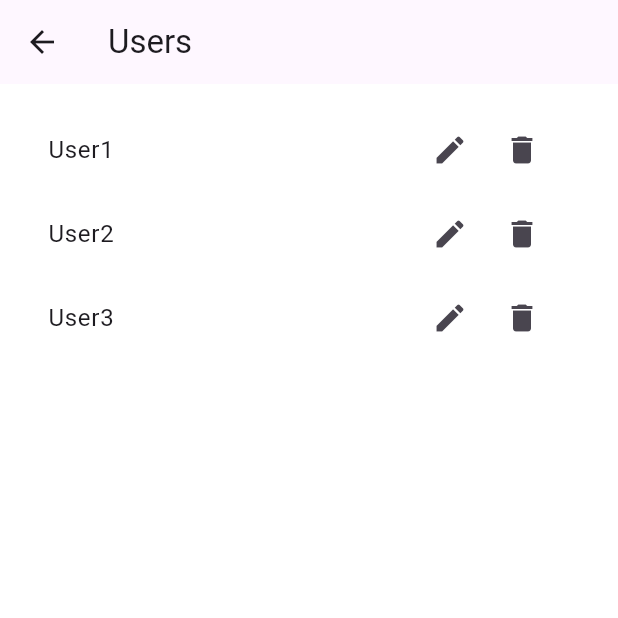
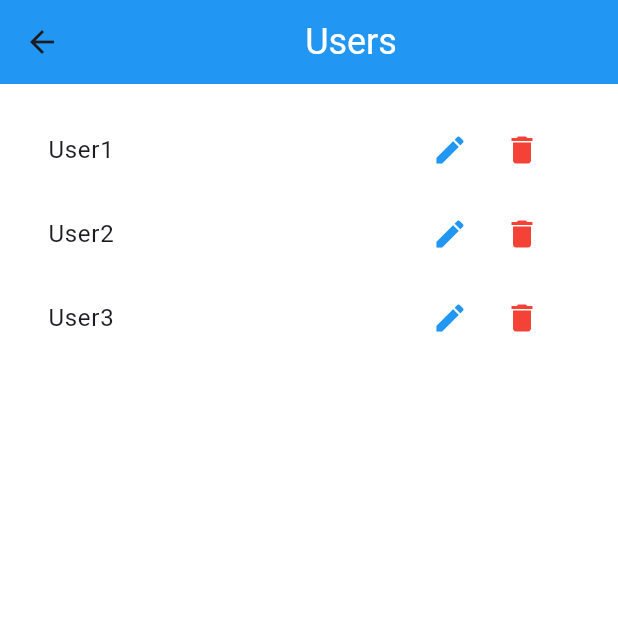
Before and after one commit to rithishsv/Emergify, a Flutter app: the AdminHomePage screen opened directly, after a tap on "View Users", on a phone screen of 412 x 824 dp, the top half of it. Run offline on Flutter 3.47's test engine with Material 3 defaults, Android fonts, the phone set to English and light mode, and no system bars; our stand-ins replace cloud_firestore, firebase_auth, firebase_core, firebase_messaging, shared_preferences; accounts and stored records are empty.

Commit message:
Admin home page added

```diff
--- a/lib/pages/admin_home.dart
+++ b/lib/pages/admin_home.dart
@@ -6,6 +6,10 @@ import 'user_manual.dart'; // Import the UserManualPage
 import 'logout_page.dart'; // Import the LogoutPage
 import 'report_emergency.dart'; // Import the ReportEmergencyPage
 import 'update_profile_page.dart'; // Import the UpdateProfilePage
+
+void main() {
+  runApp(MyApp());
+}
 
 class MyApp extends StatelessWidget {
   @override
@@ -25,42 +29,146 @@ class AdminHomePage extends StatelessWidget {
   Widget build(BuildContext context) {
     return Scaffold(
       appBar: AppBar(
-        title: Text('Admin Home'),
+        backgroundColor: Colors.blue, // Set the background color to blue
+        title: Center(
+          child: Text(
+            'Admin Home', // Title of the AppBar
+            style: TextStyle(color: Colors.white, fontSize: 24), // White color for the title text
           ),
-      body: Padding(
-        padding: const EdgeInsets.all(16.0),
+        ),
+      ),
+      body: Center(
+        child: Padding(
+          padding: const EdgeInsets.all(20.0),
           child: Column(
             mainAxisAlignment: MainAxisAlignment.center,
             children: [
+              Image.asset(
+                'assets/emergify_logo.png', // Use the logo image
+                height: 100.0,
+              ),
+              SizedBox(height: 20),
               ElevatedButton(
+                style: ElevatedButton.styleFrom(
+                  backgroundColor: Colors.blue, // Background color
+                  foregroundColor: Colors.white, // Text color
+                  minimumSize: Size(double.infinity, 50), // Full-width button
+                  shape: RoundedRectangleBorder(
+                    borderRadius: BorderRadius.circular(10),
+                  ),
+                ),
                 onPressed: () {
                   Navigator.push(
                     context,
                     MaterialPageRoute(builder: (context) => EmergencyReportsPage()),
                   );
                 },
-              child: Text('View Emergency Reports'),
+                child: Text('View Emergency Reports', style: TextStyle(fontSize: 18)),
               ),
               SizedBox(height: 20),
               ElevatedButton(
+                style: ElevatedButton.styleFrom(
+                  backgroundColor: Colors.blue, // Background color
+                  foregroundColor: Colors.white, // Text color
+                  minimumSize: Size(double.infinity, 50), // Full-width button
+                  shape: RoundedRectangleBorder(
+                    borderRadius: BorderRadius.circular(10),
+                  ),
+                ),
                 onPressed: () {
                   Navigator.push(
                     context,
                     MaterialPageRoute(builder: (context) => UsersPage()),
                   );
                 },
-              child: Text('View Users'),
+                child: Text('View Users', style: TextStyle(fontSize: 18)),
               ),
               SizedBox(height: 20),
               ElevatedButton(
+                style: ElevatedButton.styleFrom(
+                  backgroundColor: Colors.blue, // Background color
+                  foregroundColor: Colors.white, // Text color
+                  minimumSize: Size(double.infinity, 50), // Full-width button
+                  shape: RoundedRectangleBorder(
+                    borderRadius: BorderRadius.circular(10),
+                  ),
+                ),
                 onPressed: () {
-                // TODO: Implement delete users functionality
-                print('Delete Users');
+                  Navigator.push(
+                    context,
+                    MaterialPageRoute(builder: (context) => LocateHelperPage()),
+                  );
                 },
-              child: Text('Delete Users'),
-              style: ElevatedButton.styleFrom(
-                backgroundColor: Colors.red, // Red color for delete action
+                child: Text('Locate Available Helper', style: TextStyle(fontSize: 18)),
               ),
+            ],
+          ),
+        ),
+      ),
+      drawer: Drawer(
+        child: ListView(
+          children: [
+            UserAccountsDrawerHeader(
+              accountName: Text('Admin Name', style: TextStyle(fontSize: 20.0)),
+              accountEmail: Text('admin@example.com', style: TextStyle(fontSize: 16.0)),
+              currentAccountPicture: CircleAvatar(
+                backgroundColor: Colors.white, // Placeholder for user's profile picture
+                child: Icon(Icons.person, size: 40, color: Colors.blue),
+              ),
+              decoration: BoxDecoration(color: Colors.blue), // Set background color of the header
+            ),
+            ListTile(
+              leading: Icon(Icons.account_circle, color: Colors.blue),
+              title: Text(
+                'View Profile',
+                style: TextStyle(fontSize: 18.0, color: Colors.blue),
+              ),
+              onTap: () {
+                Navigator.push(
+                  context,
+                  MaterialPageRoute(
+                      builder: (context) => ProfileScreen(userData: {
+                        'fullName': 'Admin Name',
+                        'email': 'admin@example.com',
+                        'phoneNumber': '1234567890',
+                        'address': '123 Admin St',
+                        'bloodType': 'O+',
+                        'medications': 'None',
+                        'medicationsText': '',
+                        'allergies': 'None',
+                        'allergiesText': '',
+                        'emergencyContact': '9876543210',
+                      })), // Navigate to ProfileScreen
+                );
+              },
+            ),
+            ListTile(
+              leading: Icon(Icons.library_books, color: Colors.blue),
+              title: Text(
+                'User Manual',
+                style: TextStyle(fontSize: 18.0, color: Colors.blue),
+              ),
+              onTap: () {
+                Navigator.push(
+                  context,
+                  MaterialPageRoute(
+                      builder: (context) => UserManualPage()), // Navigate to UserManualPage
+                );
+              },
+            ),
+            ListTile(
+              leading: Icon(Icons.logout, color: Colors.blue),
+              title: Text(
+                'Logout',
+                style: TextStyle(fontSize: 18.0, color: Colors.blue),
+              ),
+              onTap: () {
+                Navigator.push(
+                  context,
+                  MaterialPageRoute(
+                      builder: (context) => LogoutPage()), // Navigate to LogoutPage
+                );
+              },
             ),
           ],
         ),
@@ -76,7 +184,13 @@ class UsersPage extends StatelessWidget {
   Widget build(BuildContext context) {
     return Scaffold(
       appBar: AppBar(
-        title: Text('Users'),
+        backgroundColor: Colors.blue, // Set the background color to blue
+        title: Center(
+          child: Text(
+            'Users', // Title of the AppBar
+            style: TextStyle(color: Colors.white, fontSize: 24), // White color for the title text
+          ),
+        ),
       ),
       body: ListView.builder(
         padding: EdgeInsets.all(16.0),
@@ -88,14 +202,14 @@ class UsersPage extends StatelessWidget {
               mainAxisSize: MainAxisSize.min,
               children: [
                 IconButton(
-                  icon: Icon(Icons.edit),
+                  icon: Icon(Icons.edit, color: Colors.blue),
                   onPressed: () {
                     // TODO: Implement edit user functionality
                     print('Edit ${users[index]}');
                   },
                 ),
                 IconButton(
-                  icon: Icon(Icons.delete),
+                  icon: Icon(Icons.delete, color: Colors.red),
                   onPressed: () {
                     // TODO: Implement delete user functionality
                     print('Delete ${users[index]}');
@@ -117,13 +231,16 @@ class EmergencyReportsPage extends StatelessWidget {
   Widget build(BuildContext context) {
     return Scaffold(
       appBar: AppBar(
-        title: Text('Emergency Reports'),
+        backgroundColor: Colors.blue, // Set the background color to blue
+        title: Center(
+          child: Text(
+            'Emergency Reports', // Title of the AppBar
+            style: TextStyle(color: Colors.white, fontSize: 24), // White color for the title text
+          ),
+        ),
       ),
       body: Padding(
         padding: const EdgeInsets.all(16.0),
-        child: Column(
-          children: [
-            Expanded(
         child: ListView.builder(
           itemCount: reports.length,
           itemBuilder: (context, index) {
@@ -133,15 +250,28 @@ class EmergencyReportsPage extends StatelessWidget {
           },
         ),
       ),
-            SizedBox(height: 20),
-            ElevatedButton(
-              onPressed: () {
-                // TODO: Implement locate available helper functionality
-                print('Locate Available Helper');
-              },
-              child: Text('Locate Available Helper'),
+    );
+  }
+}
+
+class LocateHelperPage extends StatelessWidget {
+  @override
+  Widget build(BuildContext context) {
+    // Implement the UI for locating available helpers
+    return Scaffold(
+      appBar: AppBar(
+        backgroundColor: Colors.blue, // Set the background color to blue
+        title: Center(
+          child: Text(
+            'Locate Available Helper', // Title of the AppBar
+            style: TextStyle(color: Colors.white, fontSize: 24), // White color for the title text
           ),
-          ],
+        ),
+      ),
+      body: Center(
+        child: Text(
+          'Functionality to locate available helpers will be implemented here.',
+          style: TextStyle(fontSize: 18.0, color: Colors.black54),
         ),
       ),
     );
```
Also changed, not shown: 1 other file. Lines whose indentation alone changed are shown as unchanged.
